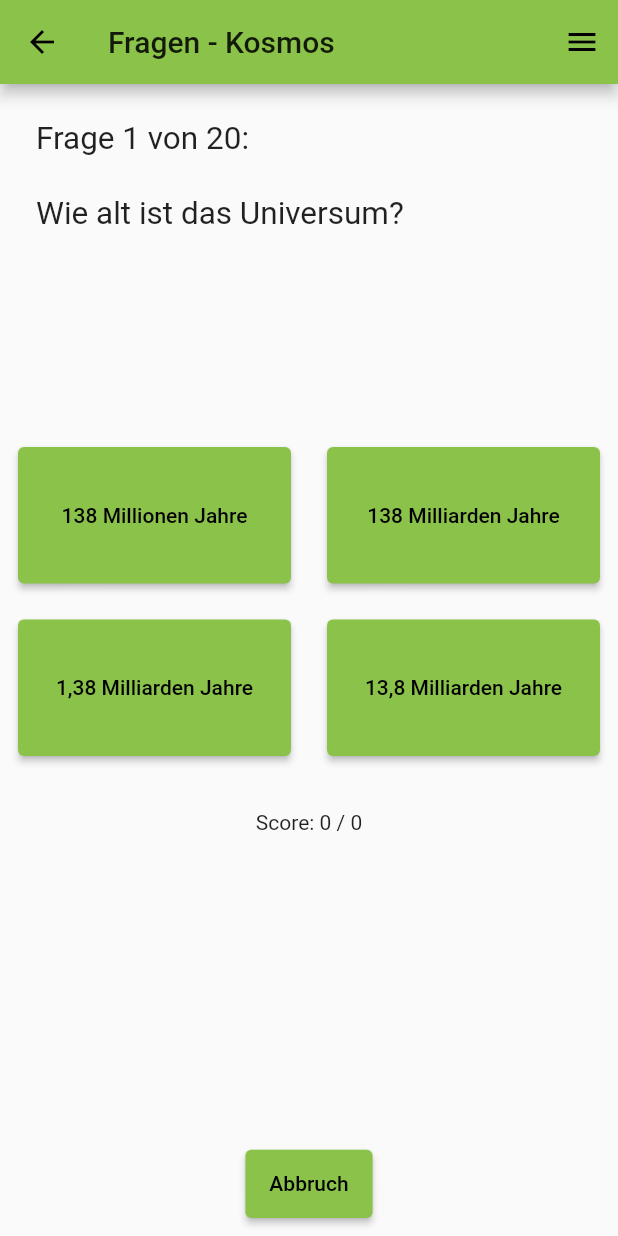
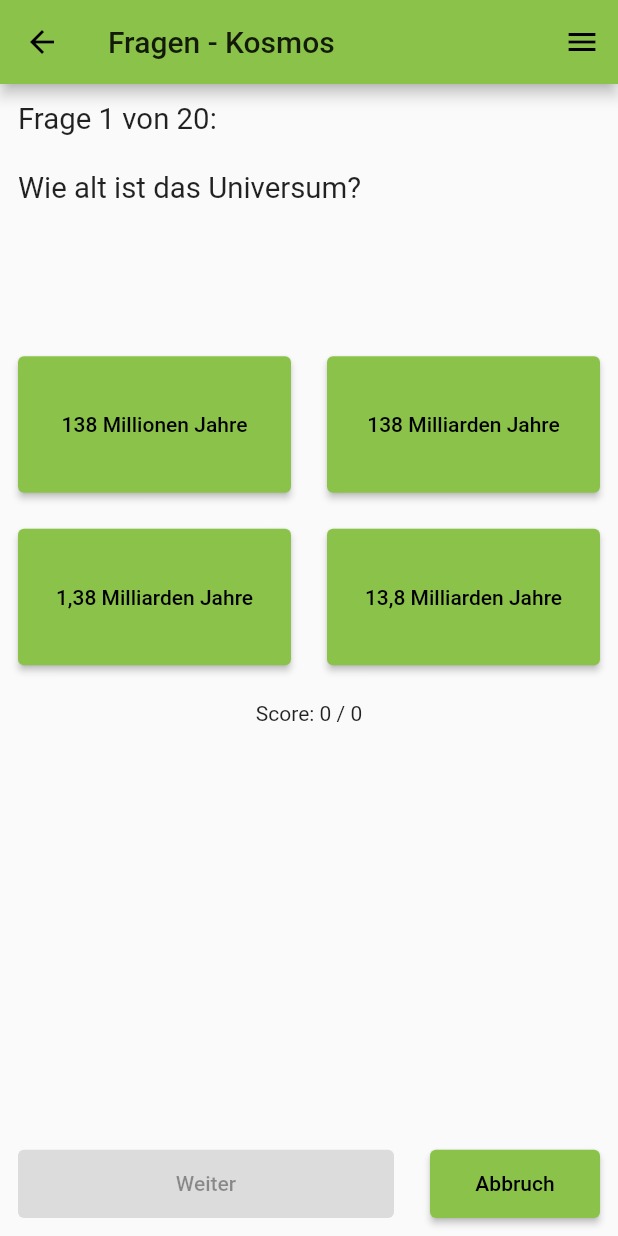
Before and after one commit to Davomat/Qwiz, a Flutter app: the QuizPage screen opened directly with empty values, on a phone screen of 412 x 824 dp. Run offline on Flutter 3.47's test engine with Material 2 defaults, Android fonts, the phone set to English and light mode, and no system bars; our stand-ins replace page_transition.

Commit message:
added nextButton to QuizPage, minor scaling improvements

```diff
--- a/lib/quiz_page.dart
+++ b/lib/quiz_page.dart
@@ -14,9 +14,12 @@ class QuizPage extends StatefulWidget {
 }
 
 class _QuizPageState extends State<QuizPage> {
-  final questionPadding = 24.0;
+  final questionPadding = 12.0;
   final buttonPadding = 12.0;
+  final questionTextScaleFactor = 1.4;
 
+  bool answerButtonsAreEnabled = true;
+  bool nextButtonIsEnabled = false;
   int questionCounter = 0;
   int currentScore = 0;
   int possibleScore = 0;
@@ -43,10 +46,19 @@ class _QuizPageState extends State<QuizPage> {
 
   checkAnswer(String answerText) {
     setState(() {
+      answerButtonsAreEnabled = false;
       if (answerText == questions.elementAt(questionCounter).rightAnswer)
         currentScore++;
       possibleScore++;
+      nextButtonIsEnabled = true;
+    });
+  }
+
+  nextQuestion() {
+    setState(() {
+      nextButtonIsEnabled = false;
       questionCounter++;
+      answerButtonsAreEnabled = true;
     });
   }
 
@@ -73,7 +85,7 @@ class _QuizPageState extends State<QuizPage> {
     final screenWidth = MediaQuery.of(context).size.width;
     final screenHeight = MediaQuery.of(context).size.height;
     final questionWidth = screenWidth - 2 * questionPadding;
-    final questionHeight = questionWidth / 2;
+    final questionHeight = 3 * questionWidth / 8;
     final buttonWidth = screenWidth / 2 - 2 * buttonPadding;
     final buttonHeight = buttonWidth / 2;
 
@@ -88,7 +100,7 @@ class _QuizPageState extends State<QuizPage> {
           width: buttonWidth,
           height: buttonHeight,
           child: ElevatedButton(
-            onPressed: () => checkAnswer(answerText),
+            onPressed: answerButtonsAreEnabled ? () => checkAnswer(answerText) : null,
             child: Text(answerText),
           ),
         ),
@@ -109,7 +121,7 @@ class _QuizPageState extends State<QuizPage> {
             child: SizedBox(
               width: questionWidth,
               height: questionHeight,
-              child: Text(counterText + '\n\n' + questionText, textScaleFactor: 1.5),
+              child: Text(counterText + '\n\n' + questionText, textScaleFactor: questionTextScaleFactor),
             ),
           ),
           Row(
@@ -124,7 +136,7 @@ class _QuizPageState extends State<QuizPage> {
               answerButton(answerText4),
             ],
           ),
-          SizedBox(height: 2 * buttonPadding),
+          SizedBox(height: buttonPadding),
           SizedBox(
             height: buttonHeight / 2,
             child: Text('Score: ' + currentScore.toString() + ' / ' + possibleScore.toString())
@@ -135,10 +147,27 @@ class _QuizPageState extends State<QuizPage> {
               - questionHeight - 2 * questionPadding
               - buttonHeight - 2 * buttonPadding
               - buttonHeight - 2 * buttonPadding
-              - 0.5 * buttonHeight - 2 * buttonPadding
+              - 0.5 * buttonHeight - buttonPadding
               - 0.5 * buttonHeight - 2 * buttonPadding
           ),
-          Padding(
+          Row(
+            children: <Widget>[
+              Expanded(
+                flex: 2,
+                child: Padding(
+                  padding: EdgeInsets.all(buttonPadding),
+                  child: SizedBox(
+                    height: buttonHeight / 2,
+                    child: ElevatedButton(
+                      child: Text('Weiter'),
+                      onPressed: nextButtonIsEnabled ? () => nextQuestion() : null,
+                    ),
+                  ),
+                ),
+              ),
+              Expanded(
+                flex: 1,
+                child: Padding(
                   padding: EdgeInsets.all(buttonPadding),
                   child: SizedBox(
                     height: buttonHeight / 2,
@@ -148,6 +177,9 @@ class _QuizPageState extends State<QuizPage> {
                     ),
                   ),
                 ),
+              ),
+            ],
+          ),
         ],
       ),
     );
```
Also changed, not shown: lib/title_screen.dart (+7 -7 lines). Lines whose indentation alone changed are shown as unchanged.
